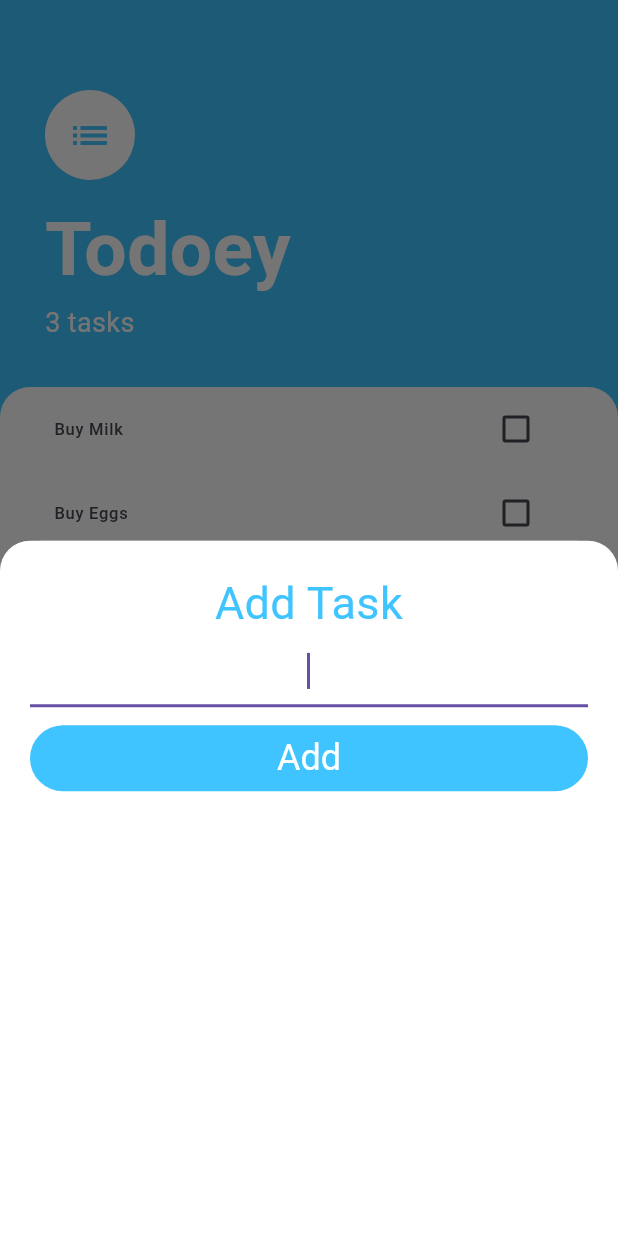
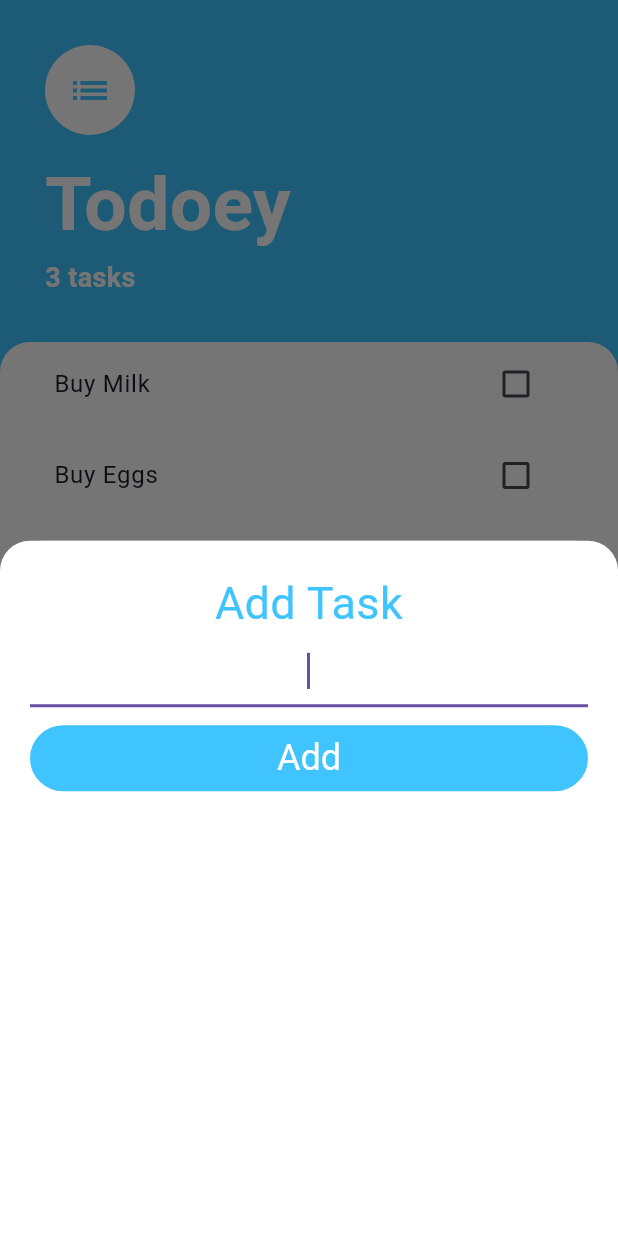
Before and after one commit to MikeAfegbua/todo_app, a Flutter app: the screen it shows after launch, after a tap on the "add" icon, on a phone screen of 412 x 824 dp. Run offline on Flutter 3.47's test engine with Material 3 defaults, Android fonts, the phone set to English and light mode, and no system bars.

Commit message:
project refactor

```diff
--- a/lib/main.dart
+++ b/lib/main.dart
@@ -1,20 +1,24 @@
-// ignore_for_file: use_key_in_widget_constructors
-
 import 'package:flutter/material.dart';
 import 'package:provider/provider.dart';
 import 'package:todoey/screens/tasks_screen.dart';
-import 'package:todoey/models/task_data.dart';
+import 'package:todoey/view_model/task_provider.dart';
 
 void main() {
-  runApp(MyApp());
+  runApp(const MyApp());
 }
 
 class MyApp extends StatelessWidget {
+  const MyApp({super.key});
+
   @override
   Widget build(BuildContext context) {
-    return ChangeNotifierProvider(
-      create: (BuildContext context) => TaskData(),
-      child: MaterialApp(
+    return MultiProvider(
+      providers: [
+        ChangeNotifierProvider(
+          create: (BuildContext context) => (TaskProvider()),
+        ),
+      ],
+      child: const MaterialApp(
         home: TasksScreen(),
         debugShowCheckedModeBanner: false,
       ),
--- a/lib/screens/add_tasks_screen.dart
+++ b/lib/screens/add_tasks_screen.dart
@@ -1,13 +1,19 @@
-// ignore_for_file: use_key_in_widget_constructors, avoid_print
-
 import 'package:flutter/material.dart';
 
 import 'package:provider/provider.dart';
-import 'package:todoey/models/task_data.dart';
+import 'package:todoey/view_model/task_provider.dart';
 
 // ignore: must_be_immutable
-class AddTaskScreen extends StatelessWidget {
+class AddTaskScreen extends StatefulWidget {
+  const AddTaskScreen({Key? key}) : super(key: key);
+
+  @override
+  State<AddTaskScreen> createState() => _AddTaskScreenState();
+}
+
+class _AddTaskScreenState extends State<AddTaskScreen> {
   String newTaskTitle = '';
+
   @override
   Widget build(BuildContext context) {
     return Container(
@@ -30,32 +36,35 @@ class AddTaskScreen extends StatelessWidget {
               style: TextStyle(fontSize: 30.0, color: Colors.lightBlueAccent),
             ),
             TextField(
-                autofocus: true,
-                textAlign: TextAlign.center,
-                onChanged: (newText) {
-                  newTaskTitle = newText;
-                }),
+              autofocus: true,
+              textAlign: TextAlign.center,
+              onChanged: (newText) {
+                newTaskTitle = newText;
+              },
+            ),
             const SizedBox(
               height: 10.0,
             ),
             TextButton(
               onPressed: () {
-                Provider.of<TaskData>(context, listen: false).addTask(
-                    newTaskTitle); //context.read<TaskData>().addTask(newTaskTitle);
-                // cant add data without function
+                // Provider.of<TaskProvider>(context, listen: false).addTask(
+                //   newTaskTitle,
+                // );
+
+                context.read<TaskProvider>().addTask(newTaskTitle);
 
                 Navigator.pop(context);
               },
+              style: TextButton.styleFrom(
+                backgroundColor: Colors.lightBlueAccent,
+                textStyle: const TextStyle(
+                  fontSize: 24,
+                ),
+              ),
               child: const Text(
                 'Add',
                 style: TextStyle(
                   color: Colors.white,
-                ),
-              ),
-              style: TextButton.styleFrom(
-                backgroundColor: Colors.lightBlueAccent,
-                textStyle: const TextStyle(
-                  fontSize: 24,
                 ),
               ),
             ),
--- a/lib/screens/tasks_screen.dart
+++ b/lib/screens/tasks_screen.dart
@@ -1,18 +1,24 @@
-// ignore_for_file: use_key_in_widget_constructors, avoid_print
+import 'package:flutter/material.dart';
+import 'package:provider/provider.dart';
+import 'package:todoey/screens/add_tasks_screen.dart';
+import 'package:todoey/view_model/task_provider.dart';
 
-import 'package:flutter/material.dart';
-import 'package:todoey/widgets/task_list.dart';
-import 'add_tasks_screen.dart';
+class TasksScreen extends StatefulWidget {
+  const TasksScreen({
+    super.key,
+  });
 
-import 'package:provider/provider.dart';
-import 'package:todoey/models/task_data.dart';
-// Widget buildButtomSheet(BuildContext context) {
-//   return Container(); //for builder function
-// }
+  @override
+  State<TasksScreen> createState() => _TasksScreenState();
+}
 
-class TasksScreen extends StatelessWidget {
+class _TasksScreenState extends State<TasksScreen> {
   @override
   Widget build(BuildContext context) {
+    final taskProviderRef1 = context.watch<TaskProvider>(); // OPTION 1
+    // final taskProviderRef2 =
+    //   Provider.of<TaskProvider>(context, listen: true); // OPTION 2
+
     return Scaffold(
       backgroundColor: Colors.lightBlueAccent,
       floatingActionButton: FloatingActionButton(
@@ -20,30 +26,36 @@ class TasksScreen extends StatelessWidget {
         onPressed: () {
           showModalBottomSheet(
             context: context,
-            builder: (context) => AddTaskScreen(),
+            builder: (context) => const AddTaskScreen(),
           );
         },
         child: const Icon(
           Icons.add,
         ),
       ),
-      body: Column(
+      body: SafeArea(
+        bottom: false,
+        child: Column(
           crossAxisAlignment: CrossAxisAlignment.start,
           children: [
             Container(
               padding: const EdgeInsets.only(
-                top: 60.0, left: 30.0, right: 30.0, bottom: 30.0),
+                top: 30.0,
+                left: 30.0,
+                right: 30.0,
+                bottom: 30.0,
+              ),
               child: Column(
                 crossAxisAlignment: CrossAxisAlignment.start,
                 children: [
                   const CircleAvatar(
+                    radius: 30.0,
+                    backgroundColor: Colors.white,
                     child: Icon(
                       Icons.list,
                       size: 30.0,
                       color: Colors.lightBlueAccent,
                     ),
-                  radius: 30.0,
-                  backgroundColor: Colors.white,
                   ),
                   const SizedBox(
                     height: 10.0,
@@ -57,10 +69,11 @@ class TasksScreen extends StatelessWidget {
                     ),
                   ),
                   Text(
-                  '${Provider.of<TaskData>(context).taskCount} tasks', // uses getter
+                    '${taskProviderRef1.taskCount} tasks', // uses getter // OPTION 2
                     style: const TextStyle(
                       color: Colors.white,
                       fontSize: 18.0,
+                      fontWeight: FontWeight.w600,
                     ),
                   ),
                 ],
@@ -76,11 +89,46 @@ class TasksScreen extends StatelessWidget {
                     topRight: Radius.circular(20.0),
                   ),
                 ),
-              child: TaskList(),
+                child: Consumer<TaskProvider>(
+                  // OPTION 3
+                  builder: (context, taskProvider, child) {
+                    return ListView.separated(
+                      itemCount: taskProvider.tasks.length,
+                      itemBuilder: (context, index) {
+                        final taskItem = taskProvider.tasks[index];
+
+                        return ListTile(
+                          title: Text(
+                            taskItem.name,
+                            style: TextStyle(
+                              decoration: taskItem.isDone
+                                  ? TextDecoration.lineThrough
+                                  : null,
+                            ),
+                          ),
+                          trailing: Checkbox(
+                            activeColor: Colors.lightBlueAccent,
+                            value: taskItem.isDone,
+                            onChanged: (value) {
+                              taskProvider.updateTask(taskItem);
+                            },
+                          ),
+                          onLongPress: () {
+                            taskProvider.removeTask(taskItem);
+                          },
+                        );
+                      },
+                      separatorBuilder: (context, index) => const SizedBox(
+                        height: 5,
+                      ),
+                    );
+                  },
+                ),
               ),
             ),
           ],
         ),
+      ),
     );
   }
 }
--- a/lib/models/task_data.dart
+++ b/lib/view_model/task_provider.dart
@@ -1,29 +1,46 @@
 import 'package:flutter/material.dart';
 import 'package:todoey/models/task.dart';
 
-class TaskData extends ChangeNotifier {
+class TaskProvider extends ChangeNotifier {
   List<Task> tasks = [
     Task(name: 'Buy Milk', isDone: false),
     Task(name: 'Buy Eggs', isDone: false),
-    Task(name: 'Buy Bread', isDone: false),
+    Task(name: 'Buy Bread', isDone: true),
   ];
+
+  //// GETTERS AND SETTERS
+
+  int taskCountNumber = 0;
+
   int get taskCount {
-    return tasks.length;
+    taskCountNumber = tasks.length;
+    return taskCountNumber;
   }
 
+  set taskCount(int newNumber) {
+    taskCountNumber = newNumber;
+
+    notifyListeners();
+  }
+
+  /////
+
   void addTask(String newTaskTitle) {
-    final task = Task(name: newTaskTitle, isDone: false);
-    tasks.add(task);
+    final newTask = Task(name: newTaskTitle, isDone: false);
+    tasks.add(newTask);
+
     notifyListeners();
   }
 
   void updateTask(Task task) {
     task.toggleDone();
+
     notifyListeners();
   }
 
   void removeTask(Task task) {
     tasks.remove(task);
+
     notifyListeners();
   }
 }
--- a/lib/widgets/task_list.dart
+++ /dev/null
@@ -1,33 +0,0 @@
-// ignore_for_file: use_key_in_widget_constructors
-
-import 'package:flutter/material.dart';
-import 'task_tile.dart';
-import 'package:provider/provider.dart';
-import 'package:todoey/models/task_data.dart';
-
-class TaskList extends StatelessWidget {
-  @override
-  Widget build(BuildContext context) {
-    return Consumer<TaskData>(
-      builder: (BuildContext context, taskData, child) {
-        return ListView.builder(
-          itemBuilder: (context, index) {
-            return TaskTile(
-              isChecked: Provider.of<TaskData>(context)
-                  .tasks[index]
-                  .isDone, //or taskData.tasks[index].isDone
-              taskTitle: Provider.of<TaskData>(context).tasks[index].name,
-              checkboxCallback: (checkboxState) {
-                taskData.updateTask(taskData.tasks[index]);
-              },
-              onlongpressCallback: () {
-                taskData.removeTask(taskData.tasks[index]);
-              },
-            );
-          },
-          itemCount: Provider.of<TaskData>(context).tasks.length,
-        );
-      },
-    );
-  }
-}
--- a/lib/widgets/task_tile.dart
+++ /dev/null
@@ -1,32 +0,0 @@
-// ignore_for_file: use_key_in_widget_constructors
-
-import 'package:flutter/material.dart';
-
-class TaskTile extends StatelessWidget {
-  const TaskTile(
-      {required this.isChecked,
-      required this.taskTitle,
-      required this.checkboxCallback,
-      required this.onlongpressCallback});
-
-  final bool isChecked;
-  final String taskTitle;
-  final Function(bool?) checkboxCallback;
-  final Function() onlongpressCallback;
-  @override
-  Widget build(BuildContext context) {
-    return ListTile(
-      onLongPress: onlongpressCallback,
-      leading: Text(
-        taskTitle,
-        style: TextStyle(
-            decoration: isChecked ? TextDecoration.lineThrough : null),
-      ),
-      trailing: Checkbox(
-        activeColor: Colors.lightBlueAccent,
-        value: isChecked,
-        onChanged: checkboxCallback,
-      ),
-    );
-  }
-}
--- a/pubspec.yaml
+++ b/pubspec.yaml
@@ -3,7 +3,7 @@ description: A new Flutter project.
 
 # The following line prevents the package from being accidentally published to
 # pub.dev using `flutter pub publish`. This is preferred for private packages.
-publish_to: 'none' # Remove this line if you wish to publish to pub.dev
+publish_to: "none" # Remove this line if you wish to publish to pub.dev
 
 # The following defines the version and build number for your application.
 # A version number is three numbers separated by dots, like 1.2.43
@@ -18,7 +18,7 @@ publish_to: 'none' # Remove this line if you wish to publish to pub.dev
 version: 1.0.0+1
 
 environment:
-  sdk: ">=2.12.0 <3.0.0"
+  sdk: ">=2.17.0 <4.0.0"
 
 # Dependencies specify other packages that your package needs in order to work.
 # To automatically upgrade your package dependencies to the latest versions
@@ -29,7 +29,6 @@ environment:
 dependencies:
   flutter:
     sdk: flutter
-
 
   # The following adds the Cupertino Icons font to your application.
   # Use with the CupertinoIcons class for iOS style icons.
@@ -52,7 +51,6 @@ dev_dependencies:
 
 # The following section is specific to Flutter.
 flutter:
-
   # The following line ensures that the Material Icons font is
   # included with your application, so that you can use the icons in
   # the material Icons class.
```
Also changed, not shown: 1 other file. Lines whose indentation alone changed are shown as unchanged.
